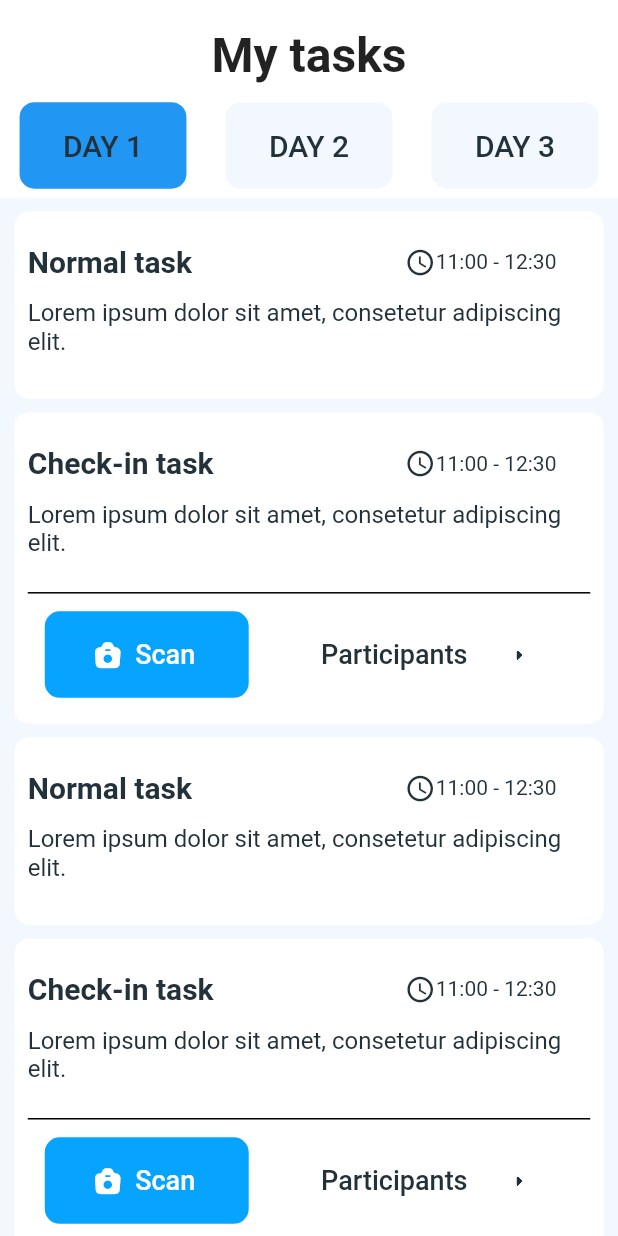
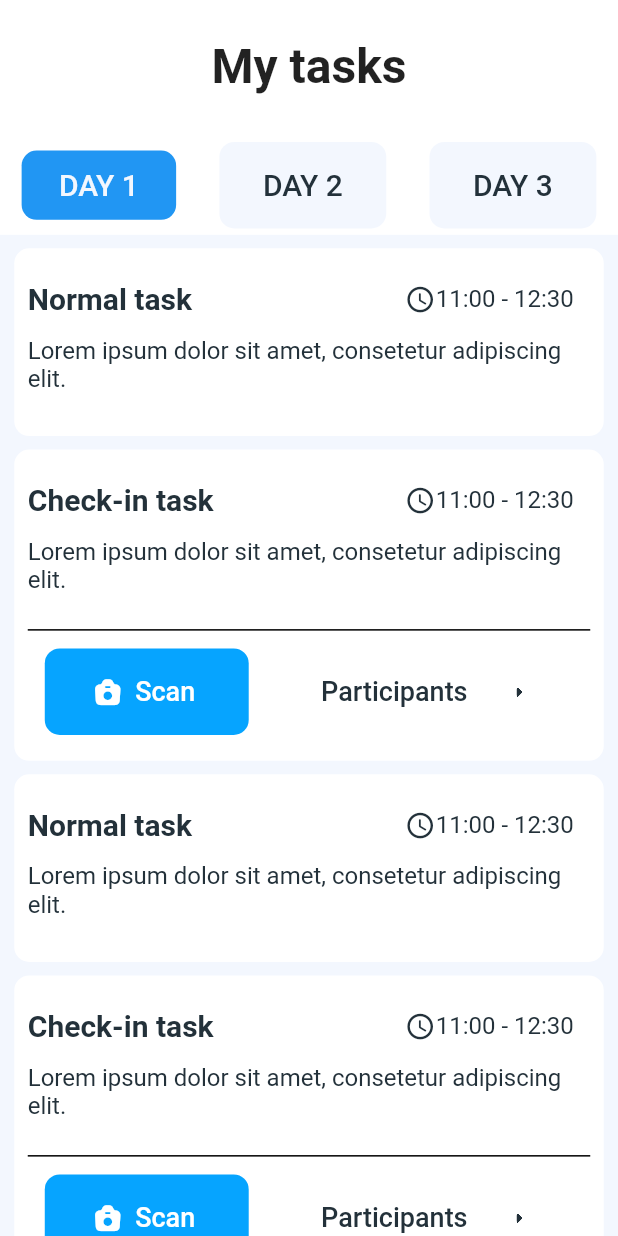
Before and after one commit to ScientificClubofESI/cse-organizers-app, a Flutter app: the TasksPage widget shown alone on an empty page, opened directly, after a tap on "DAY 1", on a phone screen of 412 x 824 dp. Run offline on Flutter 3.47's test engine with Material 2 defaults, Android fonts, the phone set to English and light mode, and no system bars; drawn by our look-alikes of auto_size_text.

Commit message:
yasmine's push

```diff
--- a/lib/Widget/tasks_task.dart
+++ b/lib/Widget/tasks_task.dart
@@ -32,7 +32,7 @@ class Task extends StatelessWidget {
               mainAxisAlignment: MainAxisAlignment.spaceBetween,
               children: [
                 Container(
-                  width: largeur * 0.6,
+                  width: largeur * 0.5,
                   child: AutoSizeText(task_type,
                       style: TextStyle(
                         fontSize: 20,
@@ -55,7 +55,7 @@ class Task extends StatelessWidget {
                         ),
                       ),
                       Container(
-                        width: largeur * 0.2,
+                        width: largeur * 0.23,
                         child: AutoSizeText(
                           hour,
                           style: TextStyle(
--- a/lib/pages/home/tasks_page.dart
+++ b/lib/pages/home/tasks_page.dart
@@ -121,24 +121,28 @@ class _TasksPageState extends State<TasksPage> {
           mainAxisAlignment: MainAxisAlignment.start,
           children: [
             Container(
-              padding: EdgeInsets.only(top: 12),
+              padding: EdgeInsets.only(top: hauteur * 0.019),
               alignment: Alignment.center,
               color: Colors.white,
-              height: hauteur * 0.16,
+              height: hauteur * 0.19,
               child: Column(
                   mainAxisAlignment: MainAxisAlignment.spaceAround,
                   children: [
                     Container(
                       width: largeur * 0.33,
+                      height: hauteur * 0.06,
                       alignment: Alignment.center,
                       child: AutoSizeText(
                         'My tasks',
                         maxLines: 1,
                         style: TextStyle(
                             fontSize: 32,
-                            fontFamily: "CSEOrganizersApp",
-                            fontWeight: FontWeight.w600),
+                            //       fontFamily: "CSEOrganizersApp",
+                            fontWeight: FontWeight.bold),
                       ),
+                    ),
+                    SizedBox(
+                      height: hauteur * 0.01,
                     ),
                     Row(
                       mainAxisAlignment: MainAxisAlignment.spaceAround,
@@ -155,17 +159,17 @@ class _TasksPageState extends State<TasksPage> {
                                   backgroundColor:
                                       constants.colors['primary']![600],
                                   fixedSize:
-                                        Size(largeur * 0.27, hauteur * 0.07),
+                                      Size(largeur * 0.25, hauteur * 0.056),
                                   shape: RoundedRectangleBorder(
                                     borderRadius: BorderRadius.circular(10),
                                   ),
                                   elevation: 0,
                                 )
                               : ElevatedButton.styleFrom(
-                                    backgroundColor: constants
-                                        .colors['background']!['light'],
+                                  backgroundColor:
+                                      constants.colors['background']!['light'],
                                   fixedSize:
-                                        Size(largeur * 0.27, hauteur * 0.07),
+                                      Size(largeur * 0.25, hauteur * 0.056),
                                   shape: RoundedRectangleBorder(
                                     borderRadius: BorderRadius.circular(10),
                                   ),
@@ -174,8 +178,11 @@ class _TasksPageState extends State<TasksPage> {
                           child: AutoSizeText('DAY 1',
                               style: TextStyle(
                                   fontSize: 20,
-                                    color: constants.colors['neutral']![900]),
-                                maxLines: 1)),
+                                  color: activebutton == 1
+                                      ? constants.colors['background']!['light']
+                                      : constants.colors['neutral']![900]),
+                              maxLines: 1),
+                        ),
                         ElevatedButton(
                             onPressed: () {
                               clicked(2);
```
Lines whose indentation alone changed are shown as unchanged.
